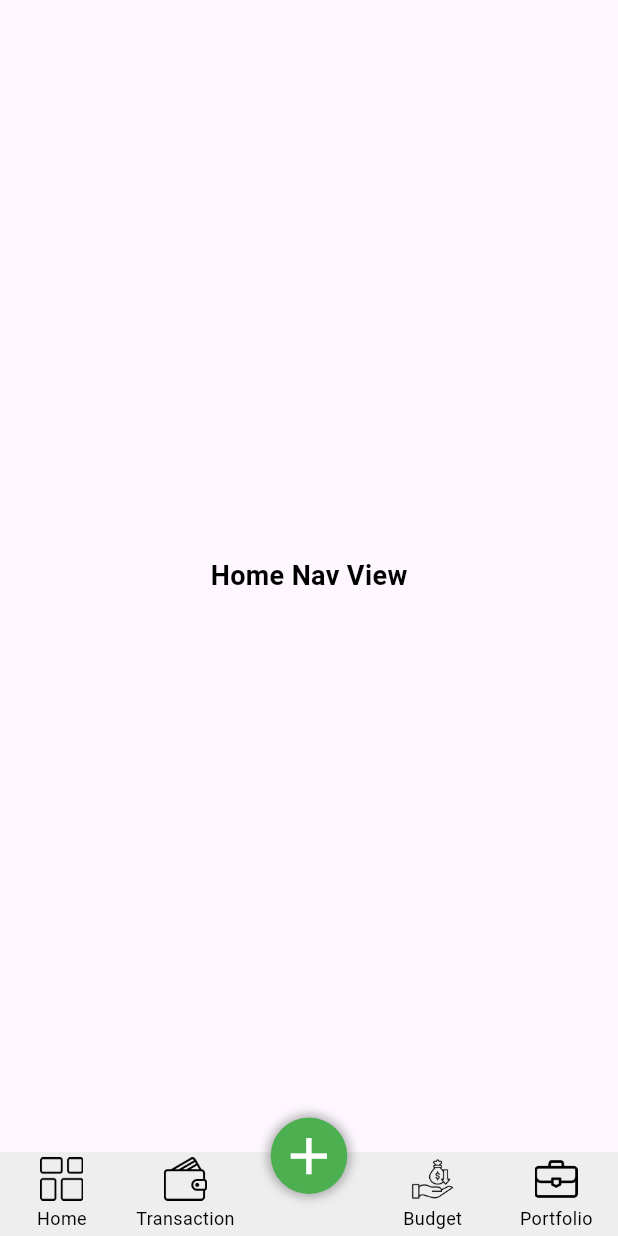
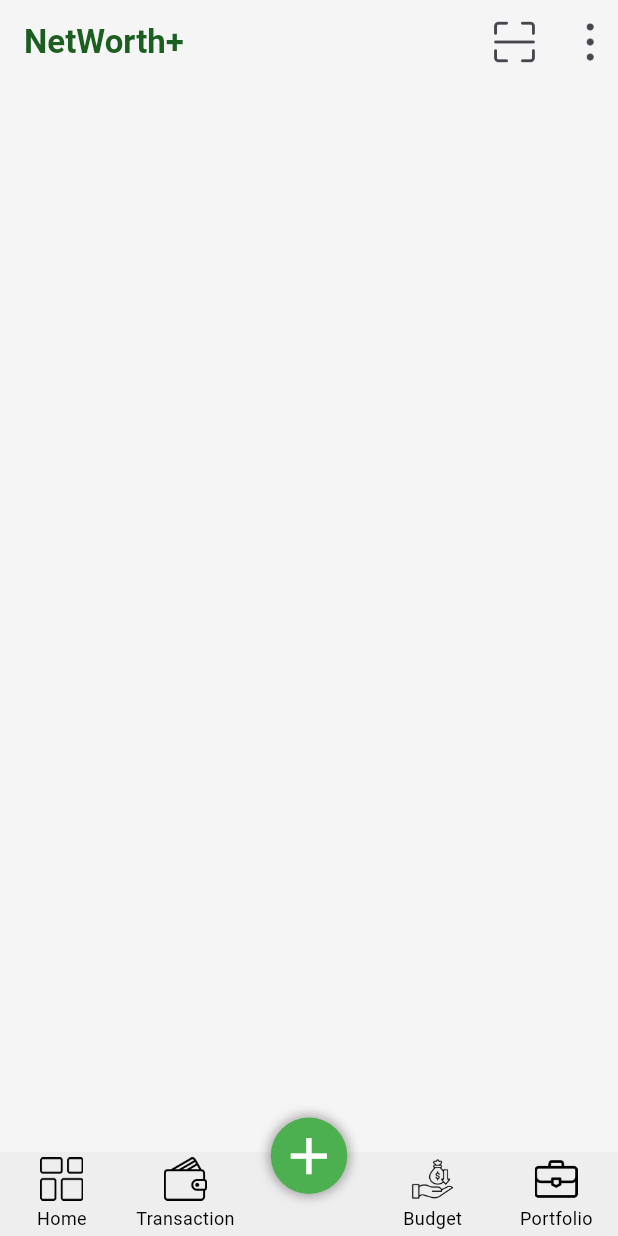
Before and after one commit to ArslanXXQazi/Finance-Tracker, a Flutter app: the screen it shows after launch, on a phone screen of 412 x 824 dp. Run offline on Flutter 3.47's test engine with Material 3 defaults, Android fonts, the phone set to English and light mode, and no system bars; drawn by our look-alikes of persistent_bottom_nav_bar; our stand-ins replace flutter_animate.

Commit message:
Update home_nav_view.dart

```diff
--- a/finance_tracker/lib/src/views/nav_bar_view/home_nav_view/home_nav_view.dart
+++ b/finance_tracker/lib/src/views/nav_bar_view/home_nav_view/home_nav_view.dart
@@ -1,4 +1,5 @@
 import 'package:finance_tracker/src/controller/components/custom_text.dart';
+import 'package:finance_tracker/src/controller/constant/images.dart';
 import 'package:flutter/material.dart';
 
 class HomeNavView extends StatelessWidget {
@@ -6,8 +7,19 @@ class HomeNavView extends StatelessWidget {
 
   @override
   Widget build(BuildContext context) {
+    final height=MediaQuery.sizeOf(context).height;
+    final width=MediaQuery.sizeOf(context).width;
     return Scaffold(
-      body: Center(child: BoldText(text: 'Home Nav View'),),
+      backgroundColor: Colors.grey.shade100,
+      appBar: AppBar(
+        backgroundColor: Colors.grey.shade100,
+        title: CustomText(text: 'NetWorth+',fontSize: 22,color: Colors.green.shade900,fontWeight: FontWeight.bold,),
+        actions: [
+          ImageIcon(AssetImage(Appimages.scanner),size: width*.075),
+          SizedBox(width: width*.04,),
+          ImageIcon(AssetImage(Appimages.more),size: width*.09),
+        ],
+      ),
     );
   }
 }
```
